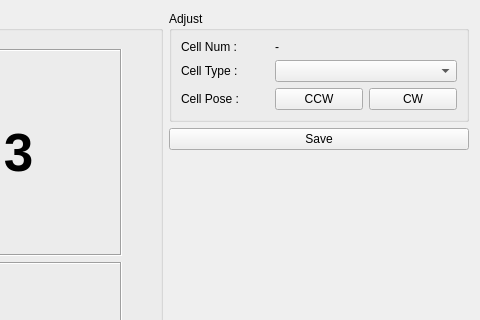
Old version of the form keti_workcell_control2/ui/settingclass.ui in the repository hajunsong/workcell_simulator; both pictures show x 542 to 1022 and y 0 to 320 of the 1022 by 733 pixel window.
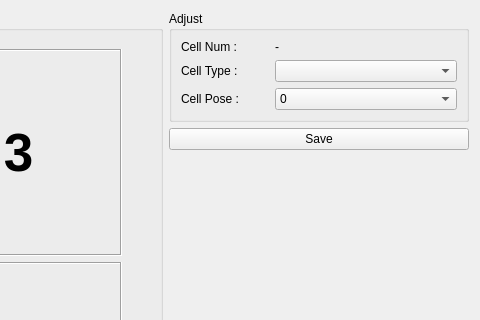
New version of the form. Custom widgets are drawn as their Qt base class.

```diff
--- a/keti_workcell_control2/ui/settingclass.ui
+++ b/keti_workcell_control2/ui/settingclass.ui
@@ -310,13 +310,6 @@
       <string>Adjust</string>
      </property>
      <layout class="QGridLayout" name="gridLayout_3">
-      <item row="2" column="1">
-       <widget class="QPushButton" name="btnCCW">
-        <property name="text">
-         <string>CCW</string>
-        </property>
-       </widget>
-      </item>
       <item row="2" column="0">
        <widget class="QLabel" name="label_11">
         <property name="text">
@@ -338,13 +331,6 @@
         </property>
        </widget>
       </item>
-      <item row="2" column="2">
-       <widget class="QPushButton" name="btnCW">
-        <property name="text">
-         <string>CW</string>
-        </property>
-       </widget>
-      </item>
       <item row="1" column="1" colspan="2">
        <widget class="QComboBox" name="cbCellType"/>
       </item>
@@ -358,6 +344,30 @@
         </property>
        </widget>
       </item>
+      <item row="2" column="1" colspan="2">
+       <widget class="QComboBox" name="cbCellPose">
+        <item>
+         <property name="text">
+          <string>0</string>
+         </property>
+        </item>
+        <item>
+         <property name="text">
+          <string>90</string>
+         </property>
+        </item>
+        <item>
+         <property name="text">
+          <string>180</string>
+         </property>
+        </item>
+        <item>
+         <property name="text">
+          <string>270</string>
+         </property>
+        </item>
+       </widget>
+      </item>
      </layout>
     </widget>
    </item>
```
